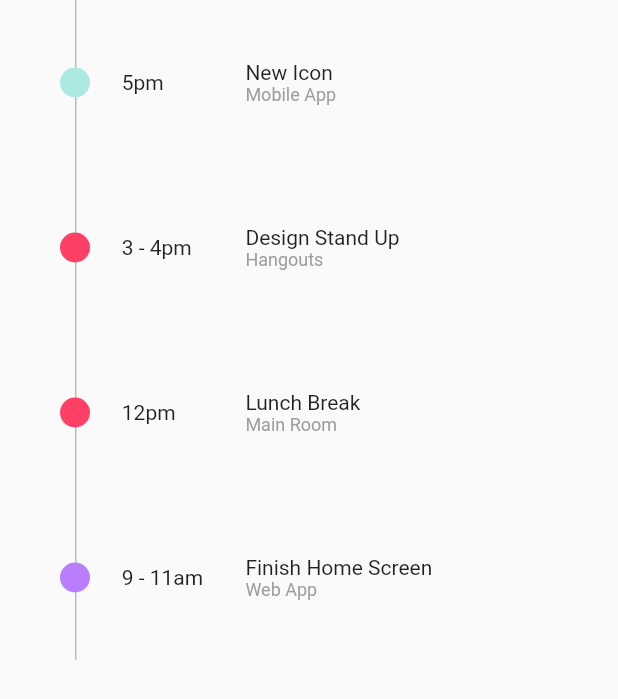
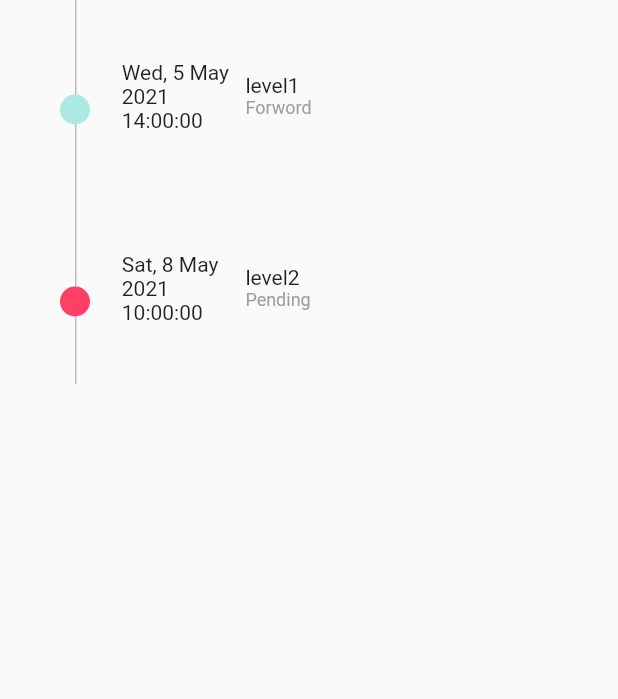
Before and after one commit to JAYAMURUGANJ/building_maintenance, a Flutter app: the screen it shows after launch, on a phone screen of 412 x 824 dp. Shown: the top 699 px of the screen. Run offline on Flutter 3.47's test engine with Material 2 defaults, Android fonts, the phone set to English and light mode, and no system bars.

Commit message:
timeline widget first commit

```diff
--- a/lib/main.dart
+++ b/lib/main.dart
@@ -1,11 +1,10 @@
 import 'dart:math';
-
+import 'package:intl/intl.dart';
 import 'package:flutter/material.dart';
 
 import 'complaint.dart';
 import 'constants.dart';
 import 'events.dart';
-import 'service.dart';
 
 void main() {
   runApp(const MyApp());
@@ -39,24 +38,24 @@ class TimelineComponent extends StatefulWidget {
 }
 
 class _TimelineComponentState extends State<TimelineComponent> {
-  List<Complaint> data = [];
-  late bool moreData;
-  late int current;
-  static const int max = 2;
-  late List<Complaint> response;
+  // List<Complaint> data = [];
+  // late bool moreData;
+  // late int current;
+  // static const int max = 2;
+  // late List<Complaint> response;
 
-  @override
-  void initState() {
-    super.initState();
-    current = 0;
-    response = [];
-    fetchComplaintDetails().then((value) {
-      response = value;
-      data.addAll(response.sublist(current, max));
-      print(data);
-    });
-    moreData = true;
-  }
+  // @override
+  // void initState() {
+  //   super.initState();
+  //   current = 0;
+  //   response = [];
+  //   fetchComplaintDetails().then((value) {
+  //     response = value;
+  //     data.addAll(response.sublist(current, max));
+  //     print(data);
+  //   });
+  //   moreData = true;
+  // }
 
   final List<Events> listOfEvents = [
     Events(time: "5pm", eventName: "New Icon", description: "Mobile App"),
@@ -69,6 +68,25 @@ class _TimelineComponentState extends State<TimelineComponent> {
         description: "Web App"),
   ];
 
+  final List<Complaint> SingleComplaintFlow = [
+    Complaint(
+        complaintCategory: "Civil",
+        complaintType: "Pipe Complaint",
+        complaintDescription: "Bathroom pipe is not working",
+        complaintStatus: <ComplaintStatus>[
+          ComplaintStatus(
+              action: "Forword",
+              level: "level1",
+              complaintCreatedDateTime: "2021-05-05 14:00:00",
+              complaintUpdatedDateTime: "2021-05-05 14:00:00"),
+          ComplaintStatus(
+              action: "Pending",
+              level: "level2",
+              complaintCreatedDateTime: "2021-05-07 15:00:00",
+              complaintUpdatedDateTime: "2021-05-08 10:00:00")
+        ])
+  ];
+
   final List<Color> listOfColors = [
     Constants.kPurpleColor,
     Constants.kGreenColor,
@@ -79,10 +97,18 @@ class _TimelineComponentState extends State<TimelineComponent> {
   Widget build(BuildContext context) {
     Size size = MediaQuery.of(context).size;
     Random random = Random();
+
+    // var str = "2019-04-05 14:00:51.000";
+    // print(str); // 2019-04-05 14:00:51.000
+    // DateTime dt = DateTime.parse(str);
+    // print(DateFormat("EEE, d MMM yyyy HH:mm:ss").format(dt));
+
+    // var statusDate = DateFormat("EEE, d MMM yyyy HH:mm:ss").format(dt);
+    var output = SingleComplaintFlow[0].complaintStatus;
     return Scaffold(
       body: ListView.builder(
           shrinkWrap: true,
-          itemCount: listOfEvents.length,
+          itemCount: output!.length,
           itemBuilder: (context, i) {
             return Stack(
               children: [
@@ -92,16 +118,19 @@ class _TimelineComponentState extends State<TimelineComponent> {
                     children: [
                       SizedBox(width: size.width * 0.1),
                       SizedBox(
-                        child: Text(listOfEvents[i].time),
+                        child: Text(DateFormat("EEE, d MMM yyyy HH:mm:ss")
+                            .format(DateTime.parse(output![i]
+                                .complaintUpdatedDateTime
+                                .toString()))),
                         width: size.width * 0.2,
                       ),
                       SizedBox(
                         child: Column(
                           crossAxisAlignment: CrossAxisAlignment.start,
                           children: [
-                            Text(listOfEvents[i].eventName),
+                            Text(output[i].level.toString()),
                             Text(
-                              listOfEvents[i].description,
+                              output[i].action.toString(),
                               style: const TextStyle(
                                   color: Colors.grey, fontSize: 12),
                             )
--- a/pubspec.yaml
+++ b/pubspec.yaml
@@ -34,6 +34,7 @@ dependencies:
   # The following adds the Cupertino Icons font to your application.
   # Use with the CupertinoIcons class for iOS style icons.
   cupertino_icons: ^1.0.2
+  intl:
   http:
 
 dev_dependencies:
```
Also changed, not shown: pubspec.lock.
